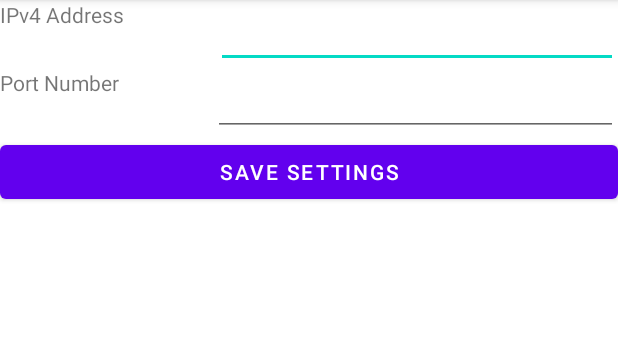
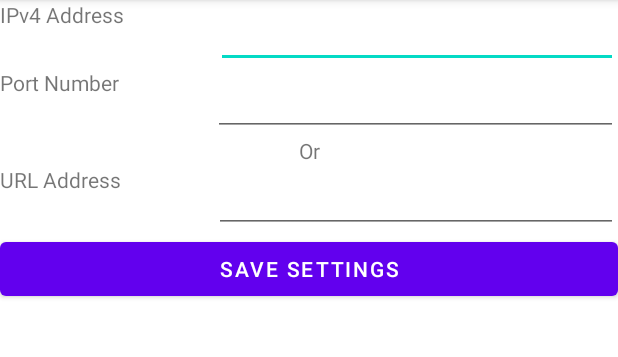
Before and after one commit to Vetelys/Tuni-Place-Recognition-demo, an Android app: the screen it shows after launch (ServerActivity), after a tap on an icon or button, on a phone screen of 412 x 824 dp, the part 84-441 px from its top. Run offline under Robolectric (Android 15) with nearby library versions, the phone set to English and light mode, and no system bars; pictures from the network do not load.

Commit message:
Can choose between URL or ip+port in server settings

```diff
--- a/Place_Recognition_Demo/app/src/main/java/com/example/tuniclassify/MainActivity.java
+++ b/Place_Recognition_Demo/app/src/main/java/com/example/tuniclassify/MainActivity.java
@@ -46,8 +46,7 @@ import okhttp3.Response;
 
 public class MainActivity extends AppCompatActivity {
     //default server ip and port
-    private static String IP = "192.168.1.2";
-    private static String PORT = "5000";
+    private static String URL = "http://192.168.1.2:5000/";
 
     private final OkHttpClient client = new OkHttpClient();
 
@@ -171,10 +170,8 @@ public class MainActivity extends AppCompatActivity {
                 RequestBody.create(MEDIA_TYPE_JPG, file))
                 .build();
 
-        String LocalhostUrl = "http://" + IP + ":" + PORT + "/";
-
         Request request = new Request.Builder()
-                .url(LocalhostUrl)
+                .url(URL)
                 .post(req)
                 .build();
 
@@ -289,9 +286,8 @@ public class MainActivity extends AppCompatActivity {
         else if(requestCode == SETTINGS_REQUEST_CODE){
             if(resultCode == RESULT_OK && data != null){
                 Intent settingsIntent = data;
-                PORT = settingsIntent.getStringExtra("port");
-                IP = settingsIntent.getStringExtra("ip");
-                Toast.makeText(this, "Settings changed to http://" + IP + ":" + PORT+"/", Toast.LENGTH_LONG).show();
+                URL = settingsIntent.getStringExtra("url");
+                Toast.makeText(this, "Settings changed to: " + URL, Toast.LENGTH_LONG).show();
             }
             else{
                 Toast.makeText(this, "Could not save settings", Toast.LENGTH_LONG).show();
--- a/Place_Recognition_Demo/app/src/main/res/layout/activity_server.xml
+++ b/Place_Recognition_Demo/app/src/main/res/layout/activity_server.xml
@@ -4,6 +4,7 @@
     android:layout_width="match_parent"
     android:layout_height="match_parent"
     android:orientation="vertical">
+
     <LinearLayout
         android:layout_width="match_parent"
         android:layout_height="wrap_content"
@@ -38,14 +39,41 @@
             android:layout_height="match_parent"
             android:id="@+id/portNumber"
             android:text=""/>
+
+    </LinearLayout>
+
+        <TextView
+            android:layout_width="match_parent"
+            android:layout_height="wrap_content"
+            android:gravity="center"
+            android:text="Or"/>
+
+    <LinearLayout
+        android:layout_width="match_parent"
+        android:layout_height="wrap_content"
+        android:orientation="horizontal">
+
+    <TextView
+        android:layout_width="wrap_content"
+        android:layout_height="match_parent"
+        android:layout_weight="1"
+        android:text="URL Address" />
+
+    <EditText
+        android:layout_weight="4"
+        android:layout_width="wrap_content"
+        android:layout_height="match_parent"
+        android:id="@+id/urlAddress"
+        android:text=""
+        />
     </LinearLayout>
 
     <Button
         android:id="@+id/settingButton"
         android:layout_width="match_parent"
         android:layout_height="wrap_content"
-        android:text="Save settings"
-        android:onClick="saveSettings"/>
+        android:onClick="saveSettings"
+        android:text="Save settings" />
 
 
 </LinearLayout>
```
Also changed, not shown: Place_Recognition_Demo/app/src/main/java/com/example/tuniclassify/ServerActivity.java (+18 -4 lines).
